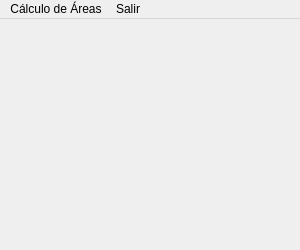
First picture: the form in src/vista/main_window.ui, repository GiancarloSE/Aplicaci-n-de-C-lculo-de-reas-con-PyQt6, before the edit.
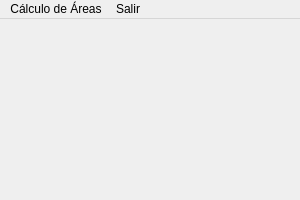
Second picture: the form after the edit.

```diff
--- a/src/vista/main_window.ui
+++ b/src/vista/main_window.ui
@@ -3,7 +3,12 @@
  <class>MainWindow</class>
  <widget class="QMainWindow" name="MainWindow">
   <property name="geometry">
-   <rect><x>0</x><y>0</y><width>300</width><height>250</height></rect>
+   <rect>
+    <x>0</x>
+    <y>0</y>
+    <width>300</width>
+    <height>200</height>
+   </rect>
   </property>
   <property name="windowTitle"><string>Calculadora de Áreas</string></property>
   <widget class="QWidget" name="centralwidget"/>
```
Left out of the diff: 55 changed lines with no effect on the pictures.
